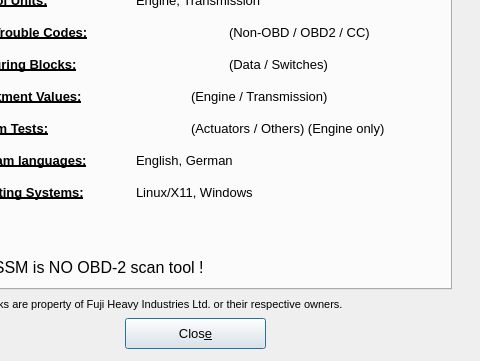
Qt form ui/About.ui (Comer352L/FreeSSM) before a commit; both pictures show x 91 to 571 and y 184 to 545 of the 571 by 545 pixel window.
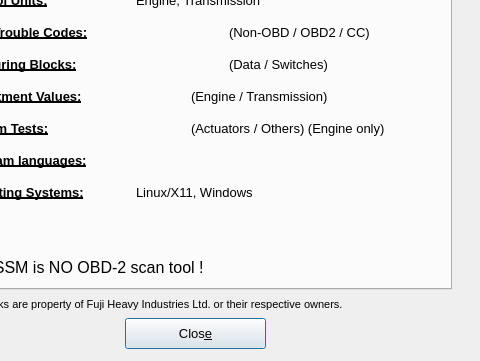
The same form after that commit. The open tabs and pages were chosen to show the change.

Commit message: About: determine supported program languages dynamically

The edit to the form file:
```diff
--- a/ui/About.ui
+++ b/ui/About.ui
@@ -503,7 +503,7 @@
       </font>
      </property>
      <property name="text">
-      <string>English, German</string>
+      <string/>
      </property>
     </widget>
     <widget class="QLabel" name="supportedOStitle_label">
```
The commit also changes 2 other files.
